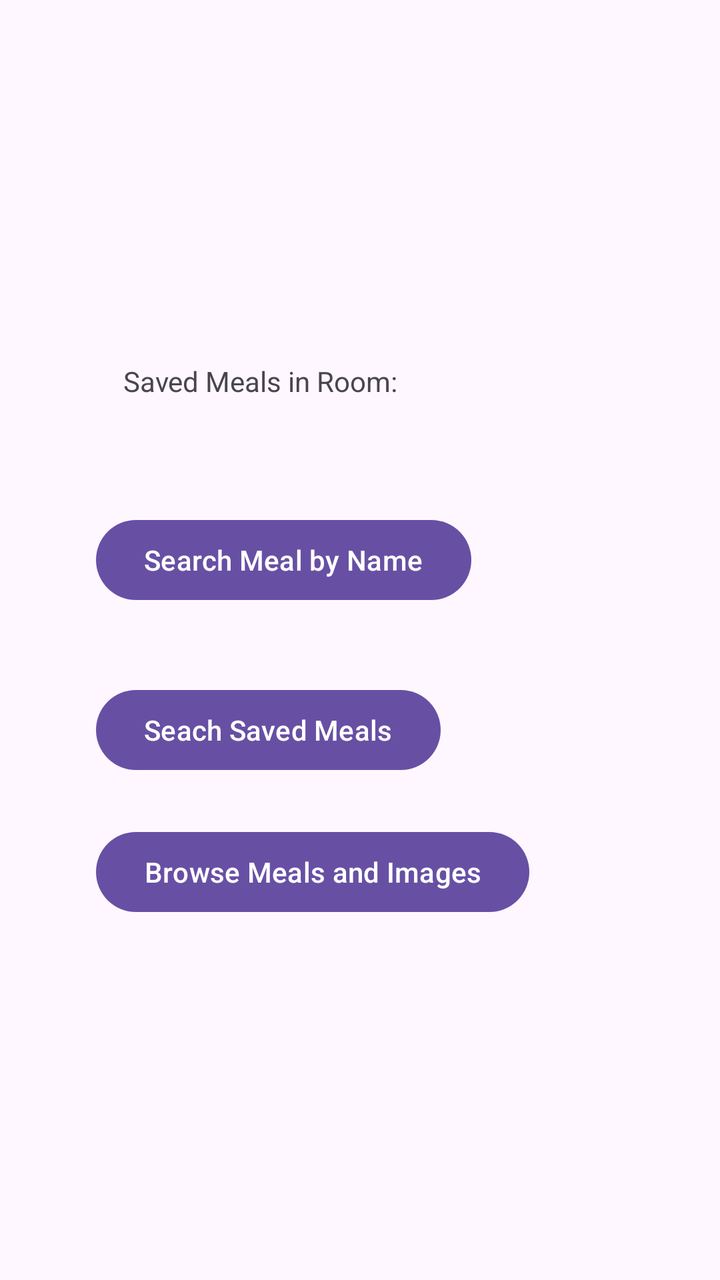
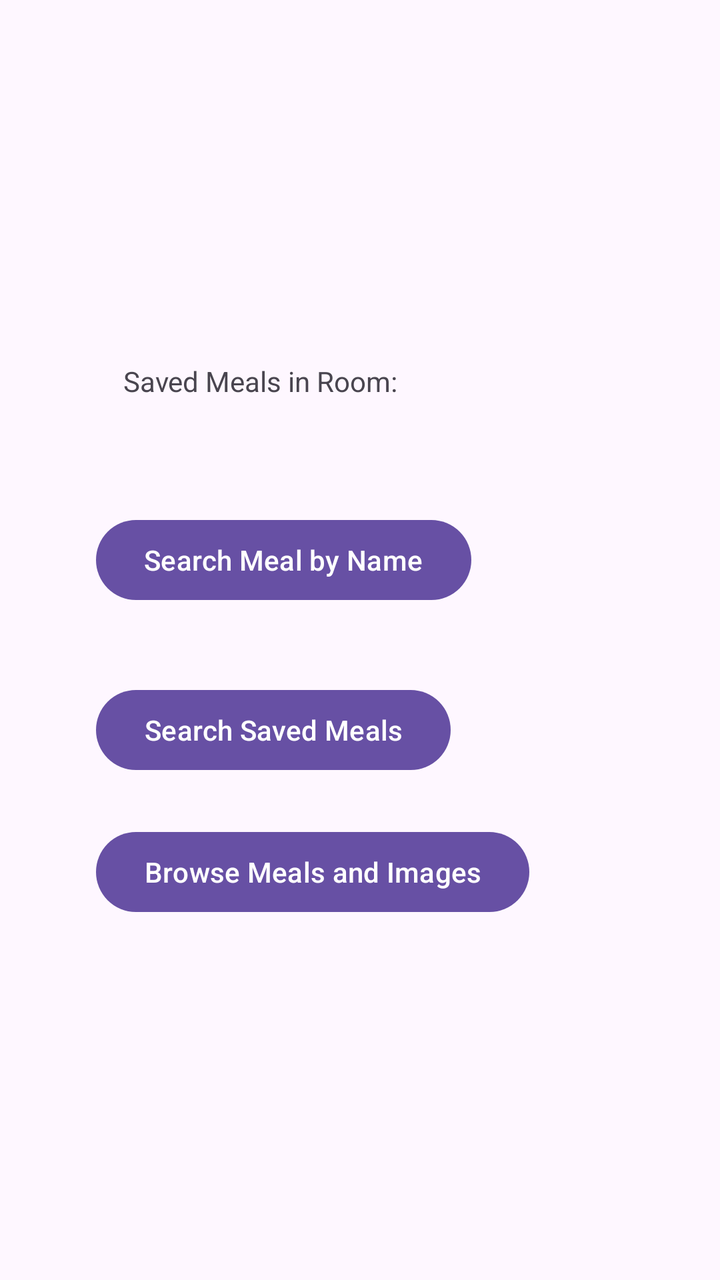

Before-and-after screenshots of an Android layout around one commit, followed by the original layout XML and the change that was made.
<!-- AndroidManifest.xml: application theme Theme.AMACW2 -->
<!-- res/layout/activity_main.xml -->
<?xml version="1.0" encoding="utf-8"?>
<androidx.constraintlayout.widget.ConstraintLayout xmlns:android="http://schemas.android.com/apk/res/android"
    xmlns:app="http://schemas.android.com/apk/res-auto"
    xmlns:tools="http://schemas.android.com/tools"
    android:layout_width="match_parent"
    android:layout_height="match_parent"
    tools:context=".MainActivity">

    <Button
        android:id="@+id/mealByNameBtn"
        android:layout_width="wrap_content"
        android:layout_height="wrap_content"
        android:layout_marginStart="48dp"
        android:layout_marginTop="256dp"
        android:text="Search Meal by Name"
        app:layout_constraintStart_toStartOf="parent"
        app:layout_constraintTop_toTopOf="parent" />

    <Button
        android:id="@+id/bMealsImagesBtn"
        android:layout_width="wrap_content"
        android:layout_height="wrap_content"
        android:layout_marginTop="23dp"
        android:text="Browse Meals and Images"
        app:layout_constraintStart_toStartOf="@+id/sMealSeachBtn"
        app:layout_constraintTop_toBottomOf="@+id/sMealSeachBtn" />

    <Button
        android:id="@+id/sMealSeachBtn"
        android:layout_width="wrap_content"
        android:layout_height="wrap_content"
        android:layout_marginStart="48dp"
        android:layout_marginTop="37dp"
        android:text="Seach Saved Meals"
        app:layout_constraintStart_toStartOf="parent"
        app:layout_constraintTop_toBottomOf="@+id/mealByNameBtn" />

    <TextView
        android:id="@+id/savedMealsTxt"
        android:layout_width="wrap_content"
        android:layout_height="wrap_content"
        android:layout_marginStart="53dp"
        android:layout_marginEnd="54dp"
        android:layout_marginBottom="56dp"
        android:text="Saved Meals in Room: "
        app:layout_constraintBottom_toTopOf="@+id/mealByNameBtn"
        app:layout_constraintEnd_toEndOf="@+id/bMealsImagesBtn"
        app:layout_constraintStart_toStartOf="parent" />
</androidx.constraintlayout.widget.ConstraintLayout>
<!-- resources referenced by this layout -->
<resources>
  <style name="Theme.AMACW2" parent="Base.Theme.AMACW2" />
  <style name="Base.Theme.AMACW2" parent="Theme.Material3.DayNight.NoActionBar">
          
          
      </style>
</resources>

<!-- the commit's change to res/layout/activity_main.xml (unified diff, before → after) -->
@@ -22,16 +22,16 @@
         android:layout_height="wrap_content"
         android:layout_marginTop="23dp"
         android:text="Browse Meals and Images"
-        app:layout_constraintStart_toStartOf="@+id/sMealSeachBtn"
-        app:layout_constraintTop_toBottomOf="@+id/sMealSeachBtn" />
+        app:layout_constraintStart_toStartOf="@+id/sMealSearchBtn"
+        app:layout_constraintTop_toBottomOf="@+id/sMealSearchBtn" />
 
     <Button
-        android:id="@+id/sMealSeachBtn"
+        android:id="@+id/sMealSearchBtn"
         android:layout_width="wrap_content"
         android:layout_height="wrap_content"
         android:layout_marginStart="48dp"
         android:layout_marginTop="37dp"
-        android:text="Seach Saved Meals"
+        android:text="Search Saved Meals"
         app:layout_constraintStart_toStartOf="parent"
         app:layout_constraintTop_toBottomOf="@+id/mealByNameBtn" />
 
